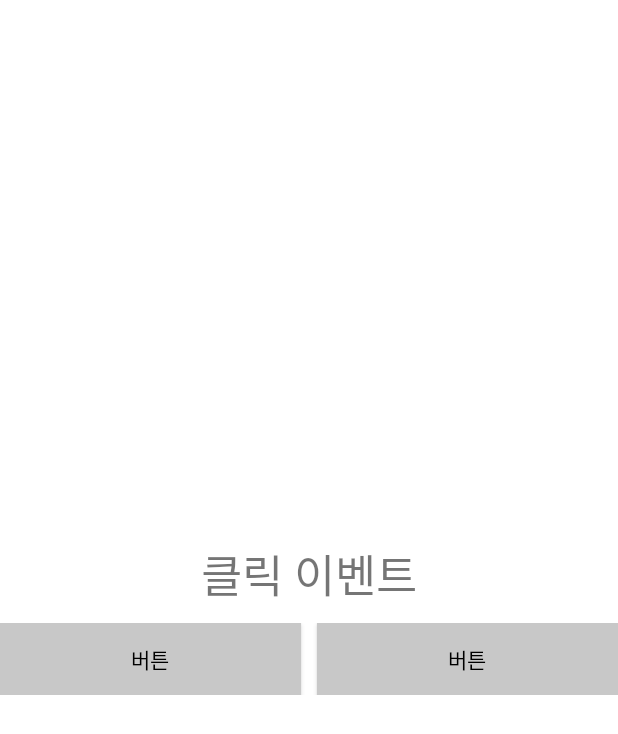
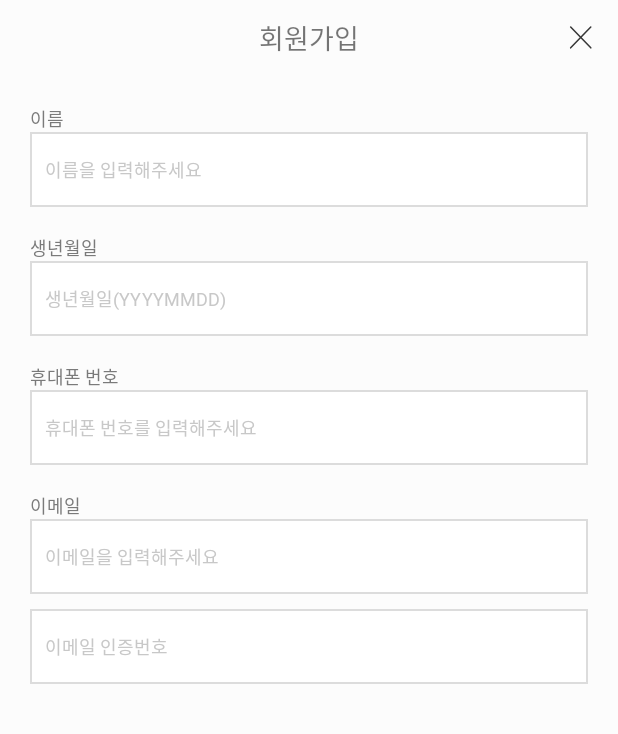
Before and after one commit to nueag/tia-assignment, an Android app: the screen it shows after launch (MainActivity before the commit, EditTextView after it), on a phone screen of 412 x 824 dp. Shown: the top 734 px of the screen. Run offline under Robolectric (Android 15) with nearby library versions, the phone set to English and light mode, and no system bars.

Commit message:
[FEAT] sign up view

```diff
--- a/app/src/main/AndroidManifest.xml
+++ b/app/src/main/AndroidManifest.xml
@@ -12,7 +12,7 @@
         android:supportsRtl="true"
         android:theme="@style/Theme.TiaApplication"
         tools:targetApi="31" >
-        <activity android:name=".MainActivity"
+        <activity android:name=".Init"
             android:exported="true">
             <intent-filter>
                 <action android:name="android.intent.action.MAIN" />
--- /dev/null
+++ b/app/src/main/java/com/example/tiaapplication/Init.java
@@ -0,0 +1,19 @@
+package com.example.tiaapplication;
+
+import android.content.Intent;
+import android.os.Bundle;
+
+import androidx.annotation.Nullable;
+import androidx.appcompat.app.AppCompatActivity;
+
+
+public class Init extends AppCompatActivity {
+    @Override
+    protected void onCreate(@Nullable Bundle savedInstanceState) {
+        super.onCreate(savedInstanceState);
+
+        Intent intent = new Intent(getApplicationContext(), EditTextView.class);
+        startActivity(intent);
+        finish();
+    }
+}
--- a/app/src/main/java/com/example/tiaapplication/MainActivity.java
+++ /dev/null
@@ -1,73 +0,0 @@
-package com.example.tiaapplication;
-
-import android.content.Intent;
-import android.os.Bundle;
-import android.view.View;
-import android.widget.Button;
-import android.widget.TextView;
-
-import androidx.annotation.Nullable;
-import androidx.appcompat.app.AppCompatActivity;
-import androidx.constraintlayout.widget.ConstraintLayout;
-import androidx.core.content.ContextCompat;
-
-
-public class MainActivity extends AppCompatActivity {
-
-    private int gray;
-    private int black;
-    private int white;
-    private int main;
-    @Override
-    protected void onCreate(@Nullable Bundle savedInstanceState) {
-        super.onCreate(savedInstanceState);
-        setContentView(R.layout.main);
-
-        gray = ContextCompat.getColor(this, R.color.gray);
-        black = ContextCompat.getColor(this, R.color.black);
-        white = ContextCompat.getColor(this, R.color.white);
-        main = ContextCompat.getColor(this, R.color.main);
-
-        Button button = (Button)findViewById(R.id.button);
-        Button changeViewButton = (Button) findViewById(R.id.change_view_button);
-        button.setOnClickListener(new View.OnClickListener() {
-            @Override
-            public void onClick(View view) {
-                TextView textView = findViewById(R.id.main_text);
-                Button btn = findViewById(R.id.button);
-
-                setColor(textView, btn);
-            }
-        });
-        ConstraintLayout mainLayout = (ConstraintLayout) findViewById(R.id.main_layout);
-        mainLayout.setOnClickListener(v -> {
-            TextView textView = findViewById(R.id.main_text);
-            Button btn = findViewById(R.id.button);
-            textView.setText("클릭 이벤트");
-            btn.setTextColor(black);
-            btn.setBackgroundColor(gray);
-        });
-
-        //change view button
-        changeViewButton.setOnClickListener(v -> {
-            Intent intent = new Intent(getApplicationContext(), EditTextView.class);
-            startActivity(intent);
-            finish();
-        });
-    }
-    private void setColor(TextView textView, Button btn) {
-        if(textView.getText().equals("클릭 이벤트")) {
-            textView.setText("Color : main");
-            btn.setBackgroundColor(main);
-            btn.setTextColor(white);
-        } else if(textView.getText().equals("Color : main")) {
-            textView.setText("Color : gray");
-            btn.setBackgroundColor(gray);
-            btn.setTextColor(black);
-        } else {
-            textView.setText("Color : main");
-            btn.setBackgroundColor(black);
-            btn.setTextColor(white);
-        }
-    }
-}
--- a/app/src/main/res/layout/edit_text.xml
+++ b/app/src/main/res/layout/edit_text.xml
@@ -30,27 +30,109 @@
                 android:layout_centerInParent="true"
                 tools:ignore="MissingConstraints" />
         </RelativeLayout>
-        <RelativeLayout
+        <LinearLayout
             android:layout_width="match_parent"
             android:layout_height="match_parent"
+            android:layout_margin="20dp"
+            android:orientation="vertical"
             android:layout_below="@+id/title_view">
 
+            <TextView
+                android:layout_width="wrap_content"
+                android:layout_height="wrap_content"
+                android:textColor="@color/text_default_2"
+                android:textSize="12sp"
+                android:fontFamily="@font/notosans_regular_ttf"
+                android:layout_weight="0"
+                android:text="@string/edit_text_name" />
             <EditText
                 android:layout_width="match_parent"
                 android:layout_height="50dp"
                 android:layout_gravity="center"
-                android:layout_marginStart="20dp"
-                android:layout_marginEnd="20dp"
                 android:paddingStart="10dp"
                 android:fontFamily="@font/notosans_regular_ttf"
                 android:textColor="@color/black"
                 android:textSize="12sp"
-                android:hint="이름을 입력해주세요"
+                android:hint="@string/edit_text_name_hint"
                 android:textColorHint="@color/gray"
-                android:layout_centerInParent="true"
                 android:background="@drawable/login_main_edittext" />
 
-        </RelativeLayout>
+            <TextView
+                android:layout_width="wrap_content"
+                android:layout_height="wrap_content"
+                android:layout_marginTop="18dp"
+                android:textColor="@color/text_default_2"
+                android:textSize="12sp"
+                android:fontFamily="@font/notosans_regular_ttf"
+                android:layout_weight="0"
+                android:text="@string/edit_text_birth" />
+            <EditText
+                android:layout_width="match_parent"
+                android:layout_height="50dp"
+                android:layout_gravity="center"
+                android:paddingStart="10dp"
+                android:fontFamily="@font/notosans_regular_ttf"
+                android:textColor="@color/black"
+                android:textSize="12sp"
+                android:hint="@string/edit_text_birth_hint"
+                android:textColorHint="@color/gray"
+                android:background="@drawable/login_main_edittext" />
+
+            <TextView
+                android:layout_width="wrap_content"
+                android:layout_height="wrap_content"
+                android:layout_marginTop="18dp"
+                android:textColor="@color/text_default_2"
+                android:textSize="12sp"
+                android:fontFamily="@font/notosans_regular_ttf"
+                android:layout_weight="0"
+                android:text="@string/edit_text_phone" />
+            <EditText
+                android:layout_width="match_parent"
+                android:layout_height="50dp"
+                android:layout_gravity="center"
+                android:paddingStart="10dp"
+                android:fontFamily="@font/notosans_regular_ttf"
+                android:textColor="@color/black"
+                android:textSize="12sp"
+                android:hint="@string/edit_text_phone_hint"
+                android:textColorHint="@color/gray"
+                android:background="@drawable/login_main_edittext" />
+
+            <TextView
+                android:layout_width="wrap_content"
+                android:layout_height="wrap_content"
+                android:layout_marginTop="18dp"
+                android:textColor="@color/text_default_2"
+                android:textSize="12sp"
+                android:fontFamily="@font/notosans_regular_ttf"
+                android:layout_weight="0"
+                android:text="@string/edit_text_email" />
+            <EditText
+                android:layout_width="match_parent"
+                android:layout_height="50dp"
+                android:layout_gravity="center"
+                android:paddingStart="10dp"
+                android:fontFamily="@font/notosans_regular_ttf"
+                android:textColor="@color/black"
+                android:textSize="12sp"
+                android:hint="@string/edit_text_email_hint"
+                android:textColorHint="@color/gray"
+                android:background="@drawable/login_main_edittext" />
+            <EditText
+                android:layout_width="match_parent"
+                android:layout_height="50dp"
+                android:layout_gravity="center"
+                android:layout_marginTop="10dp"
+                android:paddingStart="10dp"
+                android:fontFamily="@font/notosans_regular_ttf"
+                android:textColor="@color/black"
+                android:textSize="12sp"
+                android:hint="@string/edit_text_email_verify"
+                android:textColorHint="@color/gray"
+                android:background="@drawable/login_main_edittext" />
+
+        </LinearLayout>
 
     </RelativeLayout>
 
--- a/app/src/main/res/layout/main.xml
+++ /dev/null
@@ -1,55 +0,0 @@
-<?xml version="1.0" encoding="utf-8"?>
-<androidx.constraintlayout.widget.ConstraintLayout xmlns:android="http://schemas.android.com/apk/res/android"
-    xmlns:tools="http://schemas.android.com/tools"
-    android:layout_width="match_parent"
-    android:layout_height="match_parent"
-    android:id="@+id/main_layout"
-    xmlns:app="http://schemas.android.com/apk/res-auto">
-
-    <LinearLayout
-        android:layout_width="match_parent"
-        android:layout_height="match_parent"
-        android:orientation="vertical"
-        android:gravity="center">
-        <TextView
-            android:id="@+id/main_text"
-            android:layout_width="match_parent"
-            android:layout_height="wrap_content"
-            android:text="@string/main_defualt_textView"
-            android:textSize="30sp"
-            android:gravity="center"
-            tools:ignore="MissingConstraints" />
-
-        <LinearLayout
-            android:layout_width="match_parent"
-            android:layout_height="wrap_content"
-            android:layout_marginTop="10dp"
-            android:orientation="horizontal" >
-
-            <android.widget.Button
-                android:id="@+id/button"
-                android:layout_width="match_parent"
-                android:layout_height="match_parent"
-                android:layout_weight="1"
-                android:layout_marginEnd="5dp"
-                android:background="@color/gray"
-                android:textColor="@color/black"
-                android:text="버튼"/>
-
-            <android.widget.Button
-                android:id="@+id/change_view_button"
-                android:layout_width="match_parent"
-                android:layout_height="match_parent"
-                android:layout_weight="1"
-                android:layout_marginStart="5dp"
-                android:background="@color/gray"
-                android:textColor="@color/black"
-                android:text="버튼" />
-
-        </LinearLayout>
-
-    </LinearLayout>
-
-
-
-</androidx.constraintlayout.widget.ConstraintLayout>
--- a/app/src/main/res/values/colors.xml
+++ b/app/src/main/res/values/colors.xml
@@ -12,4 +12,5 @@
     <color name="main">#172760</color>
     <color name="basic">#FCFCFC</color>
     <color name="splash">#DCDCDC</color>
+    <color name="text_default_2">#7A7A7A</color>
 </resources>
--- a/app/src/main/res/values/strings.xml
+++ b/app/src/main/res/values/strings.xml
@@ -4,4 +4,13 @@
     <string name="main_button">버튼</string>
     <string name="change_view_text">화면 전환</string>
     <string name="edit_text_title">회원가입</string>
+    <string name="edit_text_name">이름</string>
+    <string name="edit_text_name_hint">이름을 입력해주세요</string>
+    <string name="edit_text_birth">생년월일</string>
+    <string name="edit_text_birth_hint">생년월일(YYYYMMDD)</string>
+    <string name="edit_text_phone">휴대폰 번호</string>
+    <string name="edit_text_phone_hint">휴대폰 번호를 입력해주세요</string>
+    <string name="edit_text_email">이메일</string>
+    <string name="edit_text_email_hint">이메일을 입력해주세요</string>
+    <string name="edit_text_email_verify">이메일 인증번호</string>
 </resources>
```
